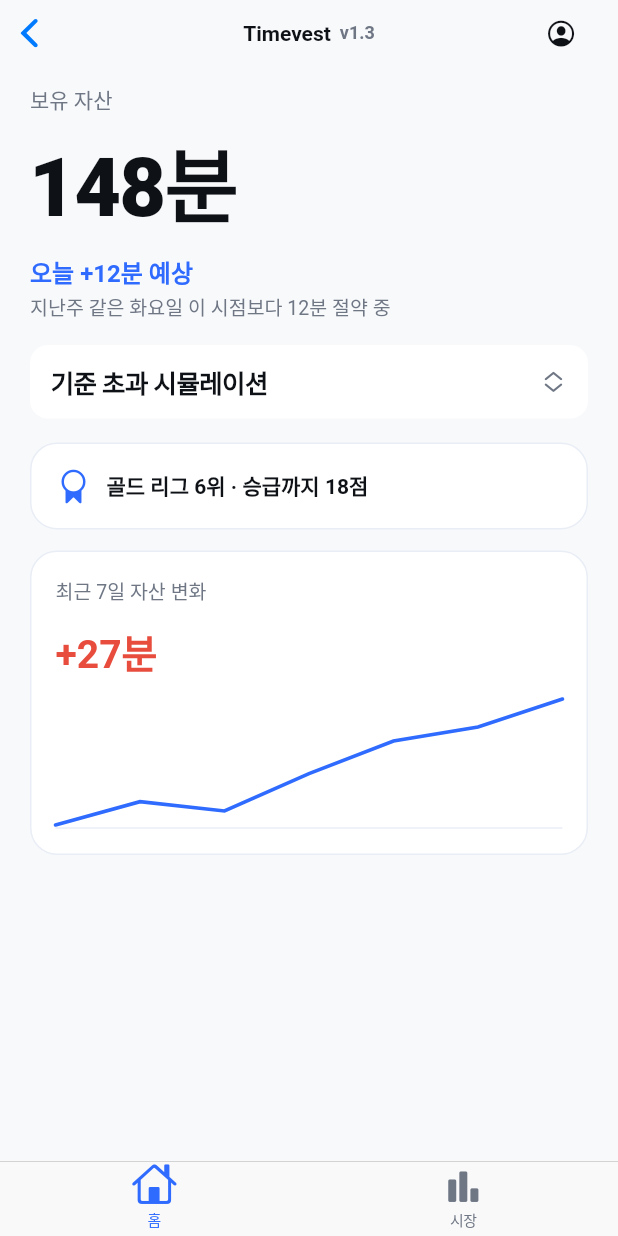
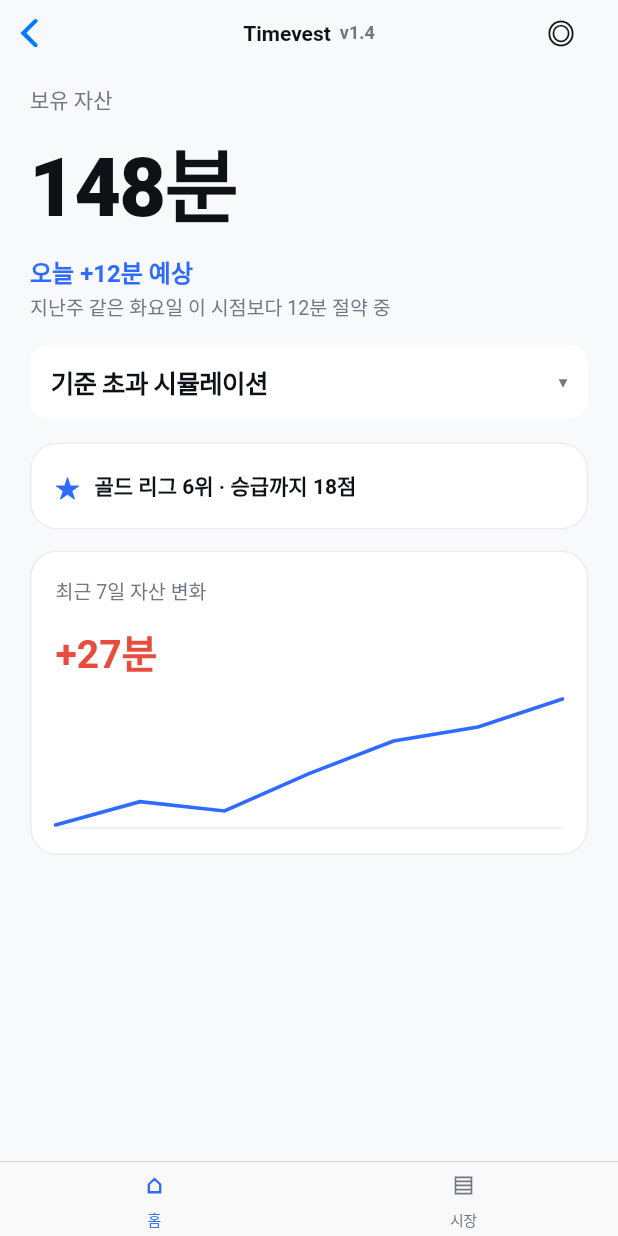
Before and after one commit to Cozystone/WETHUS2, a Flutter app: the RootTabScaffold screen opened directly, on a phone screen of 412 x 824 dp. Run offline on Flutter 3.47's test engine with Material 3 defaults, Android fonts, the phone set to English and light mode, and no system bars.

Commit message:
fix(ui): replace cupertino icon glyphs with symbol fallback and bump to v1.4

```diff
--- a/TIMONEY/lib/core/constants/app_version.dart
+++ b/TIMONEY/lib/core/constants/app_version.dart
@@ -1 +1 @@
-const String kAppVersionLabel = 'v1.3';
+const String kAppVersionLabel = 'v1.4';
--- a/TIMONEY/lib/features/home/home_screen.dart
+++ b/TIMONEY/lib/features/home/home_screen.dart
@@ -33,7 +33,7 @@ class _HomeScreenState extends State<HomeScreen> {
         trailing: CupertinoButton(
           padding: EdgeInsets.zero,
           onPressed: () => _showProfileSheet(context),
-          child: const Icon(CupertinoIcons.person_crop_circle, color: AppColors.text),
+          child: const Text('◎', style: TextStyle(color: AppColors.text, fontSize: 18, fontWeight: FontWeight.w700)),
         ),
       ),
       child: SafeArea(
@@ -57,7 +57,7 @@ class _HomeScreenState extends State<HomeScreen> {
                 mainAxisAlignment: MainAxisAlignment.spaceBetween,
                 children: [
                   Text('기준 초과 시뮬레이션', style: TextStyle(color: AppColors.text, fontWeight: FontWeight.w600)),
-                  Icon(CupertinoIcons.chevron_up_chevron_down, color: AppColors.subText, size: 18),
+                  Text('▾', style: TextStyle(color: AppColors.subText, fontSize: 16, fontWeight: FontWeight.w700)),
                 ],
               ),
             ),
@@ -65,7 +65,7 @@ class _HomeScreenState extends State<HomeScreen> {
             _Card(
               child: Row(
                 children: [
-                  const Icon(CupertinoIcons.rosette, color: AppColors.accent),
+                  const Text('★', style: TextStyle(color: AppColors.accent, fontSize: 16, fontWeight: FontWeight.w700)),
                   const SizedBox(width: 10),
                   Expanded(
                     child: Text('${MockTimevestData.league} · ${MockTimevestData.leagueSub}', style: const TextStyle(fontSize: 14, fontWeight: FontWeight.w600)),
--- a/TIMONEY/lib/features/home/root_tab_scaffold.dart
+++ b/TIMONEY/lib/features/home/root_tab_scaffold.dart
@@ -14,8 +14,8 @@ class RootTabScaffold extends StatelessWidget {
         activeColor: AppColors.accent,
         inactiveColor: AppColors.subText,
         items: const [
-          BottomNavigationBarItem(icon: Icon(CupertinoIcons.house), label: '홈'),
-          BottomNavigationBarItem(icon: Icon(CupertinoIcons.chart_bar_alt_fill), label: '시장'),
+          BottomNavigationBarItem(icon: Text('⌂', style: TextStyle(fontSize: 14, fontWeight: FontWeight.w700)), label: '홈'),
+          BottomNavigationBarItem(icon: Text('▤', style: TextStyle(fontSize: 14, fontWeight: FontWeight.w700)), label: '시장'),
         ],
       ),
       tabBuilder: (context, index) {
```
Also changed, not shown: 1 other file.
